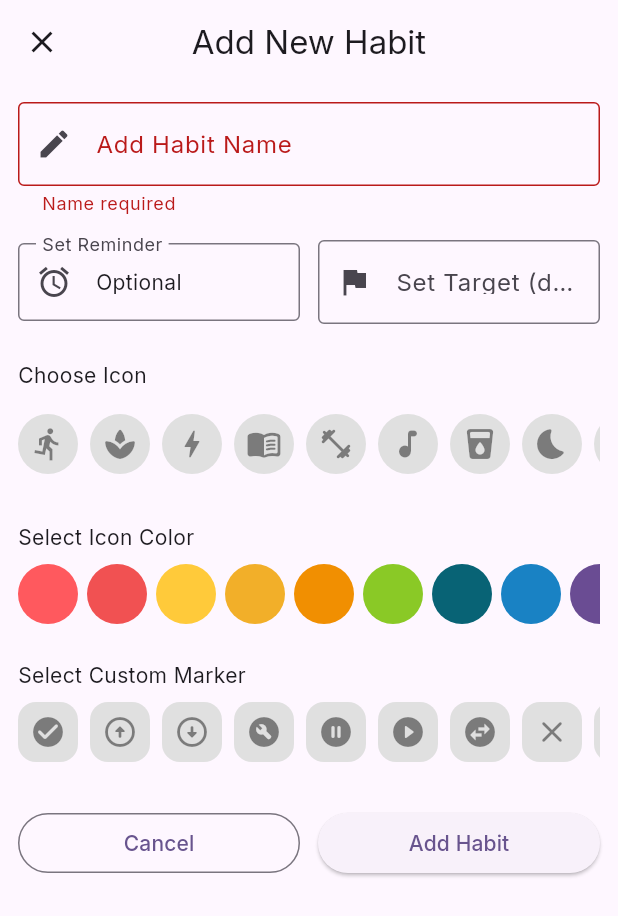
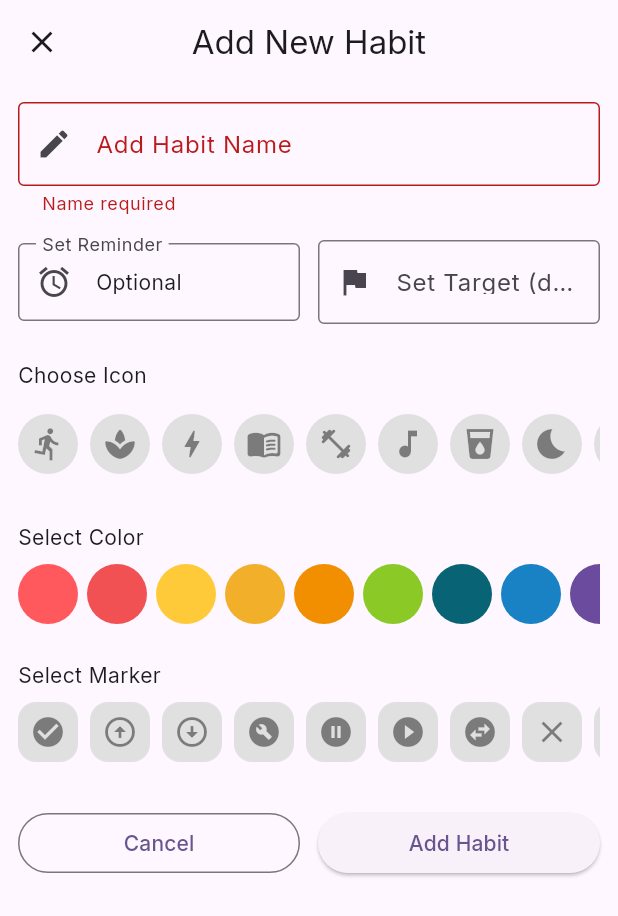
Before and after one commit to NoobDev11/goodnames12, a Flutter app: the AddHabitScreen screen opened directly, after a tap on "Add Habit", on a phone screen of 412 x 824 dp. Shown: the top 916 px of the screen. Run offline on Flutter 3.47's test engine with Material 3 defaults, Android fonts, the phone set to English and light mode, and no system bars; our stand-ins replace flutter_local_notifications, google_fonts, shared_preferences, timezone; accounts and stored records are empty.

Commit message:
Update add_habit_screen.dart

```diff
--- a/lib/screens/add_habit_screen.dart
+++ b/lib/screens/add_habit_screen.dart
@@ -17,7 +17,7 @@ class _AddHabitScreenState extends State<AddHabitScreen> {
   TimeOfDay? _reminderTime;
   String? _targetDays;
   IconData? _selectedIcon;
-  String? _selectedIconColor;
+  String? _selectedColor;
   IconData? _selectedMarker;
 
   final List<IconData> _habitIcons = [
@@ -26,19 +26,19 @@ class _AddHabitScreenState extends State<AddHabitScreen> {
     Icons.bolt_rounded,
     Icons.menu_book_rounded,
     Icons.fitness_center_rounded,
-    Icons.music_note_rounded,
-    Icons.local_drink_rounded,
-    Icons.bedtime_rounded,
-    Icons.emoji_events_rounded,
-    Icons.emoji_emotions_rounded,
-    Icons.water_drop_rounded,
-    Icons.local_fire_department_rounded,
+    Icons.music_note,
+    Icons.local_drink,
+    Icons.bedtime,
+    Icons.emoji_events,
+    Icons.emoji_emotions,
+    Icons.water_drop,
+    Icons.local_fire_department,
     Icons.book,
     Icons.lightbulb,
     Icons.device_unknown,
-    Icons.account_balance_rounded,
-    Icons.account_balance_wallet_rounded,
-    Icons.airport_shuttle_rounded,
+    Icons.account_balance,
+    Icons.account_balance_wallet,
+    Icons.airport_shuttle,
   ];
 
   final List<String> _iconColors = [
@@ -50,7 +50,7 @@ class _AddHabitScreenState extends State<AddHabitScreen> {
     '#8ac926',
     '#086375',
     '#1982c4',
-    '#6a4c93',
+    '#6a4b9d',
     '#69b578',
     '#ff6f91',
     '#028090',
@@ -59,40 +59,44 @@ class _AddHabitScreenState extends State<AddHabitScreen> {
   ];
 
   final List<IconData> _customMarkers = [
-    Icons.check_circle_rounded,
-    Icons.arrow_circle_up_rounded,
-    Icons.arrow_circle_down_rounded,
-    Icons.build_circle_rounded,
-    Icons.pause_circle_filled_rounded,
-    Icons.play_circle_filled_rounded,
-    Icons.swap_horizontal_circle_rounded,
-    Icons.close_rounded,
+    Icons.check_circle,
+    Icons.arrow_circle_up,
+    Icons.arrow_circle_down,
+    Icons.build_circle,
+    Icons.pause_circle_filled,
+    Icons.play_circle_filled,
+    Icons.swap_horizontal_circle,
+    Icons.close,
     Icons.circle,
-    Icons.star_rounded,
-    Icons.stars_rounded,
-    Icons.diamond_rounded,
+    Icons.star,
+    Icons.stars,
+    Icons.diamond,
     Icons.card_giftcard,
   ];
 
   final Map<IconData, Color> _markerColors = {
-    Icons.check_circle_rounded: Colors.green,
-    Icons.arrow_circle_up_rounded: Colors.blue,
-    Icons.arrow_circle_down_rounded: Colors.blue,
-    Icons.build_circle_rounded: Colors.orange,
-    Icons.pause_circle_filled_rounded: Colors.yellow,
-    Icons.play_circle_filled_rounded: Colors.green,
-    Icons.swap_horizontal_circle_rounded: Colors.teal,
-    Icons.close_rounded: Colors.amber,
+    Icons.check_circle: Colors.green,
+    Icons.arrow_circle_up: Colors.blue,
+    Icons.arrow_circle_down: Colors.blue,
+    Icons.build_circle: Colors.orange,
+    Icons.pause_circle_filled: Colors.yellow,
+    Icons.play_circle_filled: Colors.green,
+    Icons.swap_horizontal_circle: Colors.teal,
+    Icons.close: Colors.amber,
     Icons.circle: Colors.green,
-    Icons.star_rounded: Colors.teal,
-    Icons.stars_rounded: Colors.red,
-    Icons.diamond_rounded: Colors.purple,
+    Icons.star: Colors.teal,
+    Icons.stars: Colors.red,
+    Icons.diamond: Colors.purple,
     Icons.card_giftcard: Colors.orange,
   };
 
+  void _disposeTextEditingControllers() {
+    _habitNameController.dispose();
+  }
+
   @override
   void dispose() {
-    _habitNameController.dispose();
+    _disposeTextEditingControllers();
     super.dispose();
   }
 
@@ -100,20 +104,18 @@ class _AddHabitScreenState extends State<AddHabitScreen> {
     final TimeOfDay? picked =
         await showTimePicker(context: context, initialTime: TimeOfDay.now());
     if (picked != null) {
-      setState(() {
-        _reminderTime = picked;
-      });
+      setState(() => _reminderTime = picked);
     }
   }
 
   String colorToHex(Color color) {
-    return '#$(color.red * 255.0).round() & 0xff'
-        '$(color.green * 255.0).round() & 0xff'
-        '$(color.blue * 255.0).round() & 0xff;
+    return '#${color.red.toRadixString(16).padLeft(2, '0')}'
+        '${color.green.toRadixString(16).padLeft(2, '0')}'
+        '${color.blue.toRadixString(16).padLeft(2, '0')}';
   }
 
   void _onAddHabit() {
-    if (_formKey.currentState!.validate()) {
+    if (_formKey.currentState?.validate() ?? false) {
       DateTime? reminderDateTime;
       if (_reminderTime != null) {
         final now = DateTime.now();
@@ -126,29 +128,27 @@ class _AddHabitScreenState extends State<AddHabitScreen> {
         );
       }
 
-      final markerColor = _selectedMarker != null
-          ? _markerColors[_selectedMarker!] ?? Colors.grey
-          : _markerColors[_customMarkers[0]]!;
+      final Color markerColor =
+          _markerColors[_selectedMarker] ?? _markerColors[_customMarkers[0]]!;
 
       final newHabit = Habit(
         id: DateTime.now().millisecondsSinceEpoch.toString(),
         name: _habitNameController.text.trim(),
         reminderTime: reminderDateTime,
         targetDays: int.tryParse(_targetDays ?? '') ?? 0,
-        iconName:
-            _selectedIcon?.codePoint.toString() ?? _habitIcons[0].codePoint.toString(),
-        iconColorHex: _selectedIconColor ?? _iconColors[0],
-        markerIcon: _selectedMarker?.codePoint.toString() ??
-            _customMarkers[0].codePoint.toString(),
+        iconName: (_selectedIcon ?? _habitIcons[0]).codePoint.toString(),
+        iconColorHex: _selectedColor ?? _iconColors[0],
+        markerIcon: (_selectedMarker ?? _customMarkers[0]).codePoint.toString(),
         markerColorHex: colorToHex(markerColor),
       );
 
       final habitProvider = context.read<HabitProvider>();
-      habitProvider.addHabit(newHabit);
+      habitProvider.add(newHabit);
 
       ScaffoldMessenger.of(context).showSnackBar(
-        const SnackBar(content: Text('Habit added!')),
+        const SnackBar(content: Text('Habit Added Successfully!')),
       );
+
       Navigator.pop(context);
     }
   }
@@ -200,7 +200,7 @@ class _AddHabitScreenState extends State<AddHabitScreen> {
                   Expanded(
                     child: Semantics(
                       label: 'Reminder time picker',
-                      hint: 'Tap to select a daily reminder time',
+                      hint: 'Tap to select a reminder time',
                       child: InkWell(
                         onTap: _selectReminderTime,
                         child: InputDecorator(
@@ -209,9 +209,11 @@ class _AddHabitScreenState extends State<AddHabitScreen> {
                             border: OutlineInputBorder(),
                             prefixIcon: Icon(Icons.alarm),
                           ),
-                          child: Text(_reminderTime == null
-                              ? 'Optional'
-                              : _reminderTime!.format(context)),
+                          child: Text(
+                            _reminderTime == null
+                                ? 'Optional'
+                                : _reminderTime!.format(context),
+                          ),
                         ),
                       ),
                     ),
@@ -254,15 +256,17 @@ class _AddHabitScreenState extends State<AddHabitScreen> {
                       child: CircleAvatar(
                         backgroundColor:
                             isSelected ? Colors.deepPurple : Colors.grey[300],
-                        child: Icon(icon,
-                            color: isSelected ? Colors.white : Colors.black45),
+                        child: Icon(
+                          icon,
+                          color: isSelected ? Colors.white : Colors.black45,
+                        ),
                       ),
                     );
                   },
                 ),
               ),
               const SizedBox(height: 24),
-              const Text('Select Icon Color'),
+              const Text('Select Color'),
               const SizedBox(height: 8),
               SizedBox(
                 height: 40,
@@ -272,14 +276,14 @@ class _AddHabitScreenState extends State<AddHabitScreen> {
                   separatorBuilder: (_, __) => const SizedBox(width: 6),
                   itemBuilder: (context, index) {
                     final hex = _iconColors[index];
-                    final isSelected = _selectedIconColor == hex;
-                    Color c = _colorFromHex(hex);
+                    final isSelected = _selectedColor == hex;
+                    final color = _colorFromHex(hex);
                     return GestureDetector(
                       onTap: () => setState(() {
-                        _selectedIconColor = hex;
+                        _selectedColor = hex;
                       }),
                       child: CircleAvatar(
-                        backgroundColor: c,
+                        backgroundColor: color,
                         child: isSelected
                             ? const Icon(Icons.check, color: Colors.white)
                             : null,
@@ -289,7 +293,7 @@ class _AddHabitScreenState extends State<AddHabitScreen> {
                 ),
               ),
               const SizedBox(height: 24),
-              const Text('Select Custom Marker'),
+              const Text('Select Marker'),
               const SizedBox(height: 8),
               SizedBox(
                 height: 40,
@@ -300,7 +304,7 @@ class _AddHabitScreenState extends State<AddHabitScreen> {
                   itemBuilder: (context, index) {
                     final marker = _customMarkers[index];
                     final isSelected = _selectedMarker == marker;
-                    Color? markerColor = _markerColors[marker];
+                    final markerColor = _markerColors[marker] ?? Colors.grey;
                     return GestureDetector(
                       onTap: () => setState(() {
                         _selectedMarker = marker;
@@ -311,8 +315,10 @@ class _AddHabitScreenState extends State<AddHabitScreen> {
                           color: isSelected ? markerColor : Colors.grey[300],
                           borderRadius: BorderRadius.circular(12),
                         ),
-                        child: Icon(marker,
-                            color: isSelected ? Colors.white : Colors.black45),
+                        child: Icon(
+                          marker,
+                          color: isSelected ? Colors.white : Colors.black45,
+                        ),
                       ),
                     );
                   },
```
